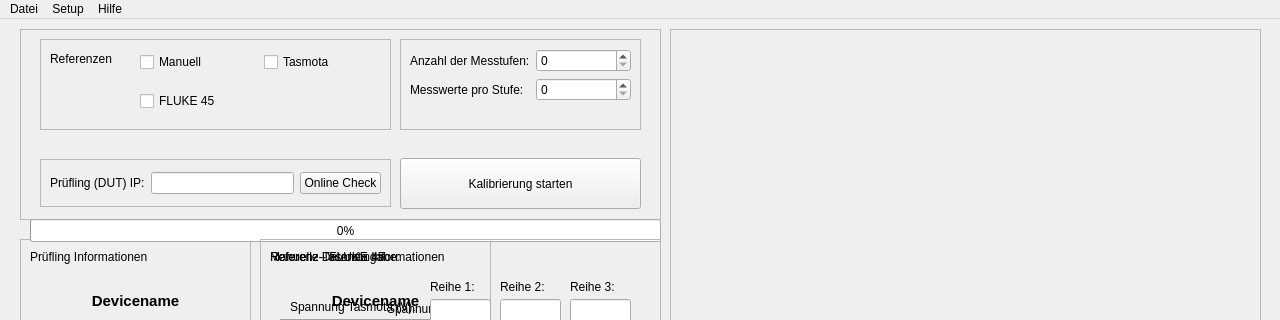
Above: main_gui.ui from Suitcasechild/AutoCal before the change; both pictures show x 0 to 1280 and y 0 to 320 of the 1280 by 720 pixel window. Below: the same form after it.
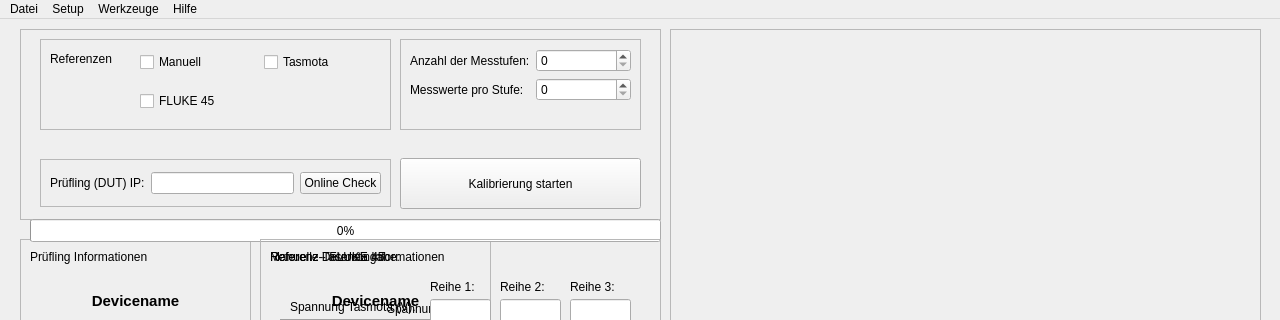
That is the form after the change.

Patch:
```diff
--- a/main_gui.ui
+++ b/main_gui.ui
@@ -1182,8 +1182,15 @@
     <addaction name="separator"/>
     <addaction name="action_show_license"/>
    </widget>
+   <widget class="QMenu" name="menuWerkzeuge">
+    <property name="title">
+     <string>Werkzeuge</string>
+    </property>
+    <addaction name="action_dynamic_cal"/>
+   </widget>
    <addaction name="menuDatei"/>
    <addaction name="menuSetup"/>
+   <addaction name="menuWerkzeuge"/>
    <addaction name="menuHilfe"/>
   </widget>
   <widget class="QStatusBar" name="statusbar"/>
```
Left out of the diff: 5 changed lines with no effect on the pictures.
